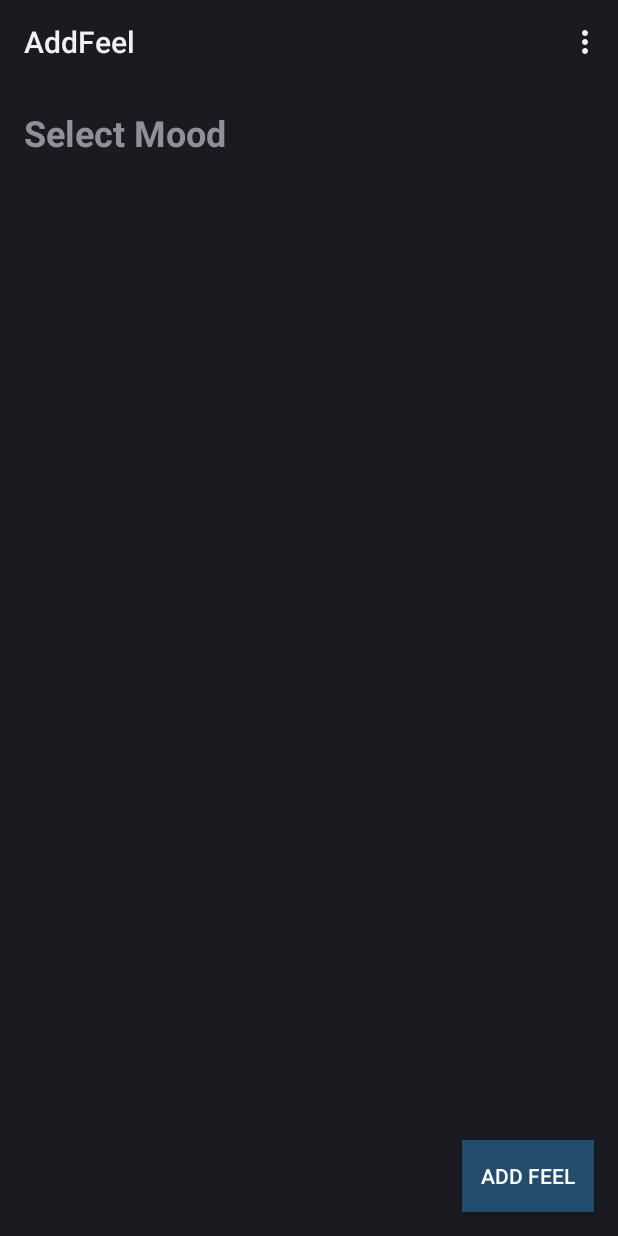
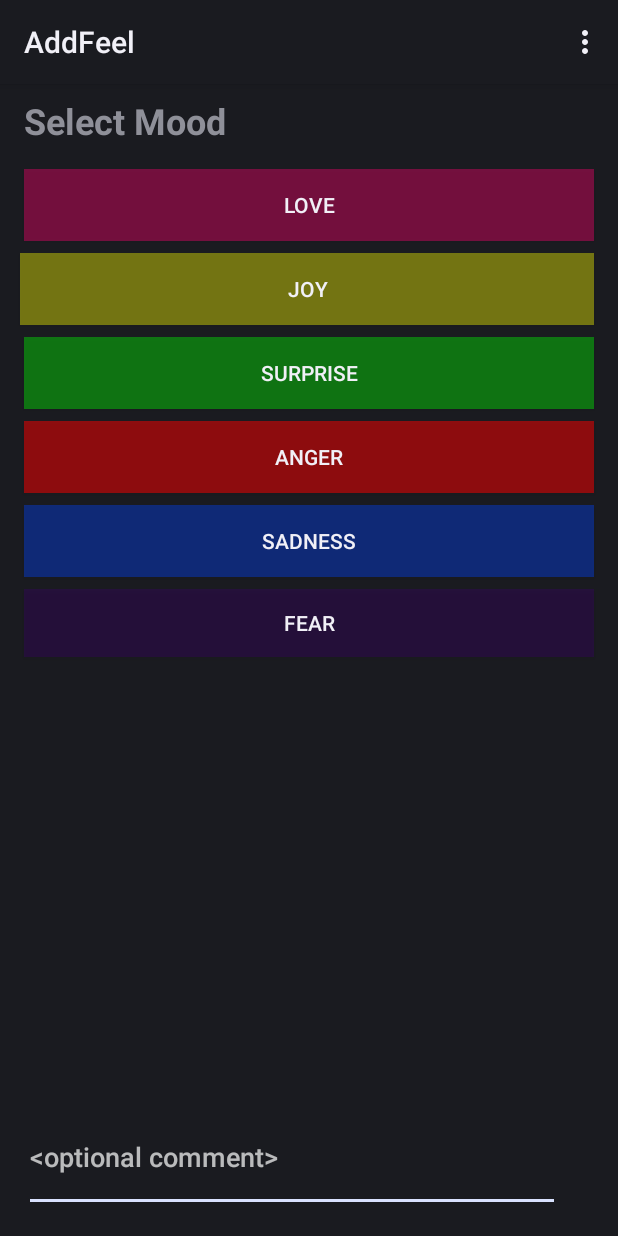
Before and after one commit to wlt30/wlt-FeelsBook, an Android app: the AddFeel screen opened directly, with no data from a screen before it, on a phone screen of 412 x 824 dp. Run offline under Robolectric (Android 15) with nearby library versions, the phone set to English and light mode, and no system bars.

```diff
--- a/app/build.gradle
+++ b/app/build.gradle
@@ -27,5 +27,6 @@ dependencies {
     testImplementation 'junit:junit:4.12'
     androidTestImplementation 'com.android.support.test:runner:1.0.2'
     androidTestImplementation 'com.android.support.test.espresso:espresso-core:3.0.2'
+    implementation 'com.android.support:gridlayout-v7:28.0.0'
 
 }
--- a/app/src/main/AndroidManifest.xml
+++ b/app/src/main/AndroidManifest.xml
@@ -1,11 +1,10 @@
 <?xml version="1.0" encoding="utf-8"?>
 <manifest xmlns:android="http://schemas.android.com/apk/res/android"
-    package="com.example.owner.wlt_feelsbook2">
+    package="com.example.owner.wlt_feelsbook2"><![CDATA[
     android:versionCode="1"
     android:versionName="1.0" >
 
-    <uses-sdk android:minSdkVersion="11" />
-
+    ]]>
     <android:uses-permission android:name="android.permission.WRITE_EXTERNAL_STORAGE" />
     <android:uses-permission android:name="android.permission.READ_PHONE_STATE" />
     <android:uses-permission android:name="android.permission.READ_EXTERNAL_STORAGE" />
--- a/app/src/main/java/com/example/owner/wlt_feelsbook2/AddFeel.java
+++ b/app/src/main/java/com/example/owner/wlt_feelsbook2/AddFeel.java
@@ -1,17 +1,88 @@
 package com.example.owner.wlt_feelsbook2;
 
 import android.app.Activity;
+import android.content.Intent;
 import android.os.Bundle;
 import android.support.v7.app.AppCompatActivity;
 import android.view.Menu;
 import android.view.MenuItem;
+import android.view.View;
+import android.widget.Button;
+import android.widget.ListView;
+import android.widget.Toast;
 
-public class AddFeel extends Activity {
+import java.util.ArrayList;
+import java.util.Calendar;
+import java.util.Date;
+
+import static android.widget.Toast.makeText;
+
+public class AddFeel extends Activity  {
+    public Button getLoveButton() {return loveButton;}
+    private Button loveButton;
+    public Button getJoyButton() {return joyButton;}
+    private Button joyButton;
+    public Button getSurpriseButton() {return surpriseButton;}
+    private Button surpriseButton;
+    public Button getAngerButton() {return angerButton;}
+    private Button angerButton;
+    public Button getSadnessButton() {return sadnessButton;}
+    private Button sadnessButton;
+    public Button getFearButton() {return fearButton;}
+    private Button fearButton;
+
+    public ArrayList<Feel> feels = new ArrayList<Feel>();
 
     @Override
     protected void onCreate(Bundle savedInstanceState) {
         super.onCreate(savedInstanceState);
         setContentView(R.layout.select_mood);
+        loveButton = findViewById(R.id.loveButton);
+        joyButton = findViewById(R.id.joyButton);
+        surpriseButton = findViewById(R.id.surpriseButton);
+        angerButton = findViewById(R.id.angerButton);
+        sadnessButton = findViewById(R.id.sadnessButton);
+        fearButton = findViewById(R.id.fearButton);
+
+        loveButton.setOnClickListener(new View.OnClickListener(){
+                public void onClick(View v) {
+                    postFeel("Love");
+                }
+        });
+        joyButton.setOnClickListener(new View.OnClickListener(){
+            public void onClick(View v) {
+                postFeel("Joy");
+            }
+        });
+        surpriseButton.setOnClickListener(new View.OnClickListener(){
+            public void onClick(View v) {
+                postFeel("Surprise");
+            }
+        });
+        angerButton.setOnClickListener(new View.OnClickListener(){
+            public void onClick(View v) {
+                postFeel("Anger");
+            }
+        });
+        sadnessButton.setOnClickListener(new View.OnClickListener(){
+            public void onClick(View v) {
+                postFeel("Sadness");
+            }
+        });
+        fearButton.setOnClickListener(new View.OnClickListener(){
+            public void onClick(View v) {
+                postFeel("Fear");
+            }
+        });
+    }
+
+    public void postFeel(String mood){
+        View commentID = findViewById(R.id.commentBody);
+        String comment = commentID.toString();
+        Date date = Calendar.getInstance().getTime();
+        feels.add(new Feel(mood, date, comment));
+        Intent intent = new Intent(AddFeel.this, FeelsBookActivity.class);
+        startActivity(intent);
     }
     @Override
     public boolean onCreateOptionsMenu(Menu menu) {
@@ -20,18 +91,77 @@ public class AddFeel extends Activity {
         return true;
     }
 
-    /*@Override
-    public boolean onOptionsItemSelected(MenuItem item) {
-        // Handle action bar item clicks here. The action bar will
-        // automatically handle clicks on the Home/Up button, so long
-        // as you specify a parent activity in AndroidManifest.xml.
-        int id = item.getItemId();
+    /*public void enterLove(View v) {
+        Toast.makeText(this, "Adding Loving Feeling", Toast.LENGTH_SHORT).show();
+        View commentID = findViewById(R.id.commentBody);
+        String comment = commentID.toString();
+        String mood = "Love";
+        Date date = Calendar.getInstance().getTime();
+        feels.add(new Feel(mood, date, comment));
+        feels.notifyAll();
+        Intent intent = new Intent(AddFeel.this, FeelsBookActivity.class);
+        startActivity(intent);
+    }
 
-        //noinspection SimplifiableIfStatement
-        if (id == R.id.action_settings) {
-            return true;
-        }
+    public void enterJoy() {
+        makeText(this, "Adding Joyful Feeling", Toast.LENGTH_SHORT).show();
+        View commentID = findViewById(R.id.commentBody);
+        String comment = commentID.toString();
+        String mood = "Joy";
+        Date date = Calendar.getInstance().getTime();
+        feels.add(new Feel(mood, date, comment));
+        feels.notifyAll();
+        Intent intent = new Intent(AddFeel.this, FeelsBookActivity.class);
+        startActivity(intent);
+    }
 
-        return super.onOptionsItemSelected(item);
+    public void enterSurprise() {
+        makeText(this, "Adding Surprised Feeling", Toast.LENGTH_SHORT).show();
+        View commentID = findViewById(R.id.commentBody);
+        String comment = commentID.toString();
+        String mood = "Surprise";
+        Date date = Calendar.getInstance().getTime();
+        feels.add(new Feel(mood, date, comment));
+        feels.notifyAll();
+        Intent intent = new Intent(AddFeel.this, FeelsBookActivity.class);
+        startActivity(intent);
+    }
+
+    public void enterAnger() {
+        makeText(this, "Adding Angry Feeling", Toast.LENGTH_SHORT).show();
+        View commentID = findViewById(R.id.commentBody);
+        String comment = commentID.toString();
+        String mood = "Anger";
+        Date date = Calendar.getInstance().getTime();
+        feels.add(new Feel(mood, date, comment));
+        feels.notifyAll();
+        Intent intent = new Intent(AddFeel.this, FeelsBookActivity.class);
+        startActivity(intent);
+    }
+
+    public void enterSadness() {
+        makeText(this, "Adding Sad Feeling", Toast.LENGTH_SHORT).show();
+        View commentID = findViewById(R.id.commentBody);
+        String comment = commentID.toString();
+        String mood = "Sadness";
+        Date date = Calendar.getInstance().getTime();
+        feels.add(new Feel(mood, date, comment));
+        feels.notifyAll();
+        Intent intent = new Intent(AddFeel.this, FeelsBookActivity.class);
+        startActivity(intent);
+    }
+
+    public void enterFear() {
+        makeText(this, "Adding Fearful Feeling", Toast.LENGTH_SHORT).show();
+        View commentID = findViewById(R.id.commentBody);
+        String comment = commentID.toString();
+        String mood = "Fear";
+        Date date = Calendar.getInstance().getTime();
+        feels.add(new Feel(mood, date, comment));
+        feels.notifyAll();
+        Intent intent = new Intent(AddFeel.this, FeelsBookActivity.class);
+        startActivity(intent);
     }*/
+
+
 }
--- a/app/src/main/java/com/example/owner/wlt_feelsbook2/FeelsBookActivity.java
+++ b/app/src/main/java/com/example/owner/wlt_feelsbook2/FeelsBookActivity.java
@@ -27,33 +27,39 @@ import java.io.OutputStreamWriter;
 import java.lang.reflect.Type;
 import java.util.ArrayList;
 import java.util.Calendar;
+import java.util.Date;
+
+import static android.widget.Toast.makeText;
 
 public class FeelsBookActivity extends Activity {
 
     private static final String FILENAME = "feels_log.sav";
     private FeelsBookActivity activity = this;
-
-    public Button getAddButton() {return addButton;}
+    public Button getAddButton() {
+        return addButton;
+    }
 
     private Button addButton;
 
-    public ListView getFeelsHistory() {return feelsHistory;}
+    public ListView getFeelsHistory() {
+        return feelsHistory;
+    }
 
     public ListView feelsHistory;
 
-    private ArrayList<Feel> feels = new ArrayList<>();
+    protected ArrayList<Feel> feels = new ArrayList<>();
     private ArrayAdapter<Feel> adapter;
 
     /*Called when the activity is first created*/
     @Override
-    public void onCreate(Bundle savedInstanceState){
+    public void onCreate(Bundle savedInstanceState) {
         super.onCreate(savedInstanceState); //this is a view
         setContentView(R.layout.activity_main); // this is a view
 
         addButton = findViewById(R.id.addButton);
         feelsHistory = findViewById(R.id.feelsHistory);
 
-        addButton.setOnClickListener(new View.OnClickListener(){
+        addButton.setOnClickListener(new View.OnClickListener() {
             public void onClick(View v) {
                 Intent intent = new Intent(FeelsBookActivity.this, AddFeel.class);
                 startActivity(intent);
@@ -62,11 +68,12 @@ public class FeelsBookActivity extends Activity {
         });
     }
 
-    public void addFeel(MenuItem menu){
+    public void addFeel(MenuItem menu) {
         Toast.makeText(this, "Adding Feel", Toast.LENGTH_SHORT).show();
         Intent intent = new Intent(FeelsBookActivity.this, AddFeel.class);
         startActivity(intent);
     }
+
 
     @Override
     public boolean onCreateOptionsMenu(Menu menu) {
--- a/app/src/main/res/layout-v26/activity_main.xml
+++ b/app/src/main/res/layout-v26/activity_main.xml
@@ -43,6 +43,7 @@
         android:layout_marginEnd="16dp"
         android:layout_marginRight="16dp"
         android:layout_marginBottom="16dp"
+        android:scrollbars="vertical"
         app:layout_constraintBottom_toTopOf="@+id/addButton"
         app:layout_constraintEnd_toEndOf="parent"
         app:layout_constraintStart_toStartOf="parent"
--- a/app/src/main/res/layout-v26/select_mood.xml
+++ b/app/src/main/res/layout-v26/select_mood.xml
@@ -7,24 +7,28 @@
     android:layout_height="match_parent">
 
     <Button
-        android:id="@+id/addFeelButton"
-        android:layout_width="wrap_content"
-        android:layout_height="wrap_content"
+        android:id="@+id/fearButton"
+        android:layout_width="0dp"
+        android:layout_height="45dp"
+        android:layout_marginStart="16dp"
+        android:layout_marginLeft="16dp"
+        android:layout_marginTop="8dp"
         android:layout_marginEnd="16dp"
-        android:layout_marginBottom="16dp"
-        android:background="@color/colorPrimary"
-        android:text="@string/add_feel"
-        android:textColor="#ffffff"
-        app:layout_constraintBottom_toBottomOf="parent"
+        android:layout_marginRight="16dp"
+        android:background="#63360066"
+        android:text="@string/fear"
         app:layout_constraintEnd_toEndOf="parent"
-        tools:text="Add Feel" />
+        app:layout_constraintHorizontal_bias="0.0"
+        app:layout_constraintStart_toStartOf="parent"
+        app:layout_constraintTop_toBottomOf="@+id/sadnessButton" />
+
 
     <TextView
         android:id="@+id/selectMoodTextView"
         android:layout_width="wrap_content"
         android:layout_height="wrap_content"
         android:layout_marginStart="16dp"
-        android:layout_marginTop="16dp"
+        android:layout_marginTop="8dp"
         android:text="@string/select_mood"
         android:textSize="24sp"
         android:textStyle="bold"
@@ -32,4 +36,102 @@
         app:layout_constraintTop_toTopOf="parent"
         tools:text="Select Mood" />
 
+    <Button
+        android:id="@+id/loveButton"
+        android:layout_width="0dp"
+        android:layout_height="wrap_content"
+        android:layout_marginStart="16dp"
+        android:layout_marginLeft="16dp"
+        android:layout_marginTop="16dp"
+        android:layout_marginEnd="16dp"
+        android:layout_marginRight="16dp"
+        android:background="@color/love"
+        android:text="@string/love"
+        app:layout_constraintEnd_toEndOf="parent"
+        app:layout_constraintStart_toStartOf="parent"
+        app:layout_constraintTop_toBottomOf="@+id/selectMoodTextView" />
+
+    <Button
+        android:id="@+id/joyButton"
+        android:layout_width="0dp"
+        android:layout_height="wrap_content"
+        android:layout_marginStart="13dp"
+        android:layout_marginTop="8dp"
+        android:layout_marginEnd="16dp"
+        android:background="@color/joy"
+        android:text="@string/joy"
+        app:layout_constraintEnd_toEndOf="parent"
+        app:layout_constraintHorizontal_bias="0.0"
+        app:layout_constraintStart_toStartOf="parent"
+        app:layout_constraintTop_toBottomOf="@+id/loveButton" />
+
+    <Button
+        android:id="@+id/surpriseButton"
+        android:layout_width="0dp"
+        android:layout_height="wrap_content"
+        android:layout_marginStart="16dp"
+        android:layout_marginLeft="16dp"
+        android:layout_marginTop="8dp"
+        android:layout_marginEnd="16dp"
+        android:layout_marginRight="16dp"
+        android:background="#6400ff00"
+        android:text="@string/surprise"
+        app:layout_constraintEnd_toEndOf="parent"
+        app:layout_constraintHorizontal_bias="0.0"
+        app:layout_constraintStart_toStartOf="parent"
+        app:layout_constraintTop_toBottomOf="@+id/joyButton" />
+
+    <Button
+        android:id="@+id/angerButton"
+        android:layout_width="0dp"
+        android:layout_height="wrap_content"
+        android:layout_marginStart="16dp"
+        android:layout_marginLeft="16dp"
+        android:layout_marginTop="8dp"
+        android:layout_marginEnd="16dp"
+        android:layout_marginRight="16dp"
+        android:background="#81ff0000"
+        android:text="@string/anger"
+        app:layout_constraintEnd_toEndOf="parent"
+        app:layout_constraintHorizontal_bias="0.0"
+        app:layout_constraintStart_toStartOf="parent"
+        app:layout_constraintTop_toBottomOf="@+id/surpriseButton" />
+
+    <Button
+        android:id="@+id/sadnessButton"
+        android:layout_width="0dp"
+        android:layout_height="wrap_content"
+        android:layout_marginStart="16dp"
+        android:layout_marginLeft="16dp"
+        android:layout_marginTop="8dp"
+        android:layout_marginEnd="16dp"
+        android:layout_marginRight="16dp"
+        android:background="@color/sad"
+        android:text="@string/sadness"
+        app:layout_constraintEnd_toEndOf="parent"
+        app:layout_constraintHorizontal_bias="0.0"
+        app:layout_constraintStart_toStartOf="parent"
+        app:layout_constraintTop_toBottomOf="@+id/angerButton" />
+
+    <EditText
+        android:id="@+id/commentBody"
+        android:layout_width="357dp"
+        android:layout_height="73dp"
+        android:layout_marginStart="16dp"
+        android:layout_marginLeft="16dp"
+        android:layout_marginTop="8dp"
+        android:layout_marginEnd="16dp"
+        android:layout_marginRight="16dp"
+        android:layout_marginBottom="16dp"
+        android:autofillHints=""
+        android:ems="10"
+        android:hint="@string/optional_comment"
+        android:inputType="text"
+        app:layout_constraintBottom_toBottomOf="parent"
+        app:layout_constraintEnd_toEndOf="parent"
+        app:layout_constraintHorizontal_bias="0.0"
+        app:layout_constraintStart_toStartOf="parent"
+        app:layout_constraintTop_toBottomOf="@+id/fearButton"
+        app:layout_constraintVertical_bias="1.0" />
+
 </android.support.constraint.ConstraintLayout>
--- a/app/src/main/res/values/colors.xml
+++ b/app/src/main/res/values/colors.xml
@@ -3,4 +3,7 @@
     <color name="colorPrimary">#234d6e</color>
     <color name="colorPrimaryDark">#00574B</color>
     <color name="colorAccent">#67aaf9</color>
+    <color name="love">#64ff006f</color>
+    <color name="joy">#65fbff00</color>
+    <color name="sad">#640044ff</color>
 </resources>
--- a/app/src/main/res/values/strings.xml
+++ b/app/src/main/res/values/strings.xml
@@ -8,4 +8,11 @@
     <string name="mood">Mood</string>
     <string name="select_mood">Select Mood</string>
     <string name="add_feel">Add Feel</string>
+    <string name="love">Love</string>
+    <string name="joy">Joy</string>
+    <string name="surprise">Surprise</string>
+    <string name="anger">Anger</string>
+    <string name="sadness">Sadness</string>
+    <string name="fear">Fear</string>
+    <string name="optional_comment"><![CDATA[<optional comment>]]></string>
 </resources>
```
